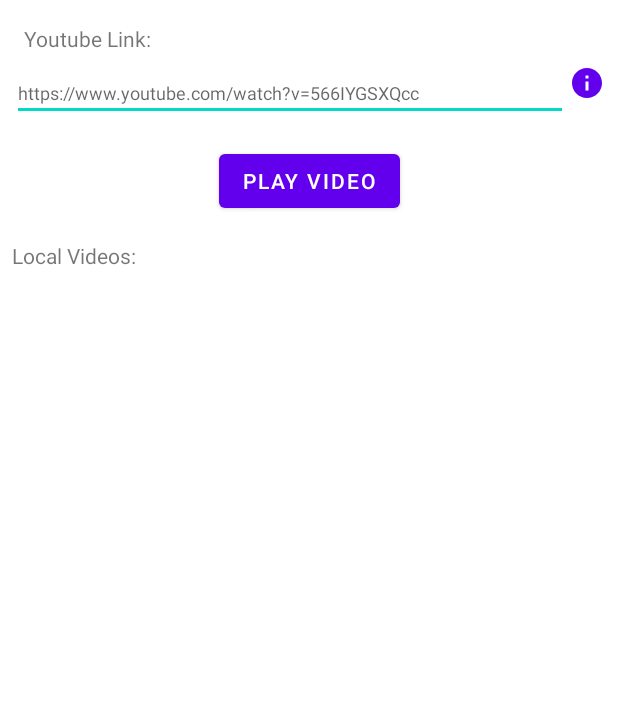
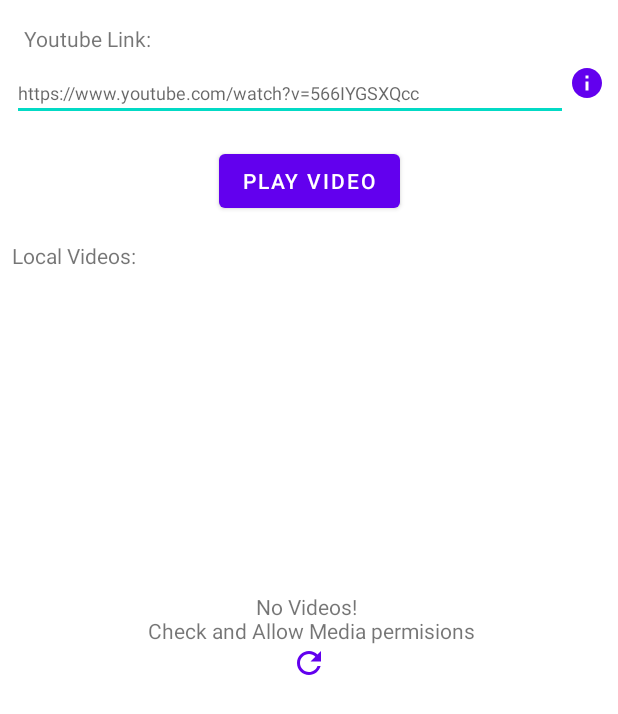
Before and after one commit to Varsha-Kulkarni/VideoPlayer, an Android app: the layout activity_main.xml on its own in the app's theme, with its tools: preview values and no code run, on a phone screen of 412 x 824 dp. Shown: the top 714 px of the screen. Run offline under Robolectric (Android 15) with nearby library versions, the phone set to English and light mode, and no system bars.

Commit message:
add media permission

```diff
--- a/app/src/main/java/dev/varshakulkarni/videoplayer/ui/player/PlayerActivity.kt
+++ b/app/src/main/java/dev/varshakulkarni/videoplayer/ui/player/PlayerActivity.kt
@@ -102,8 +102,6 @@ class PlayerActivity : AppCompatActivity(), Player.Listener {
 
     override fun onResume() {
         super.onResume()
-        Log.d("", "1.activity resumed")
-
         if (Util.SDK_INT <= 23 || player == null) {
             initializePlayer()
         }
--- a/app/src/main/res/layout/activity_main.xml
+++ b/app/src/main/res/layout/activity_main.xml
@@ -58,6 +58,26 @@
         app:layout_constraintStart_toStartOf="parent"
         app:layout_constraintTop_toBottomOf="@id/btnPlayVideo" />
 
+    <TextView
+        android:id="@+id/tvNoData"
+        android:layout_width="wrap_content"
+        android:layout_height="wrap_content"
+        android:gravity="center"
+        android:text="@string/no_data"
+        app:layout_constraintBottom_toBottomOf="parent"
+        app:layout_constraintEnd_toEndOf="parent"
+        app:layout_constraintStart_toStartOf="parent"
+        app:layout_constraintTop_toTopOf="parent" />
+
+    <Button
+        android:id="@+id/btnRefresh"
+        android:layout_width="24dp"
+        android:layout_height="24dp"
+        android:background="@drawable/ic_refresh_24"
+        app:layout_constraintEnd_toEndOf="parent"
+        app:layout_constraintStart_toStartOf="parent"
+        app:layout_constraintTop_toBottomOf="@id/tvNoData" />
+
     <androidx.recyclerview.widget.RecyclerView
         android:id="@+id/rv_videos"
         android:layout_width="0dp"
--- a/app/src/main/res/values/strings.xml
+++ b/app/src/main/res/values/strings.xml
@@ -23,4 +23,5 @@
     <string name="url_help">Copy paste Youtube Url or click on share video on Youtube app and Open with this Video Player!</string>
     <string name="url_hint">https://www.youtube.com/watch?v=566IYGSXQcc</string>
     <string name="error_yt_url">Please enter valid Youtube Url!</string>
+    <string name="no_data">No Videos! \n Check and Allow Media permisions</string>
 </resources>
```
Also changed, not shown: app/src/main/java/dev/varshakulkarni/videoplayer/ui/MainActivity.kt (+78 -7 lines).
